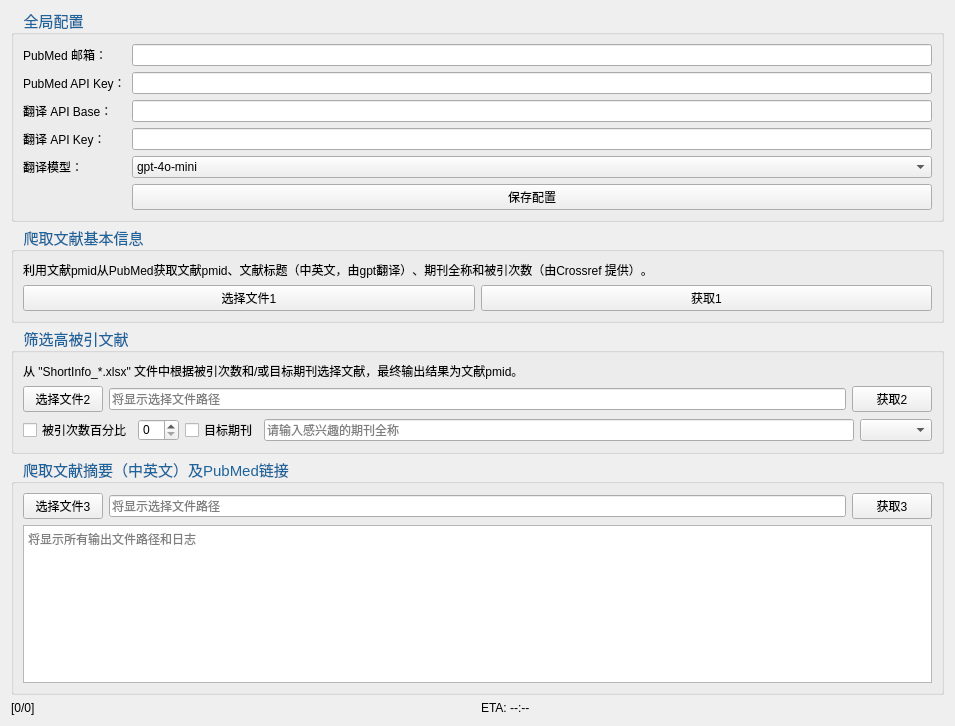
First picture: the form in 2.1/test.ui, repository xonix2001/PMIDBasedArticleSelector, before the edit.
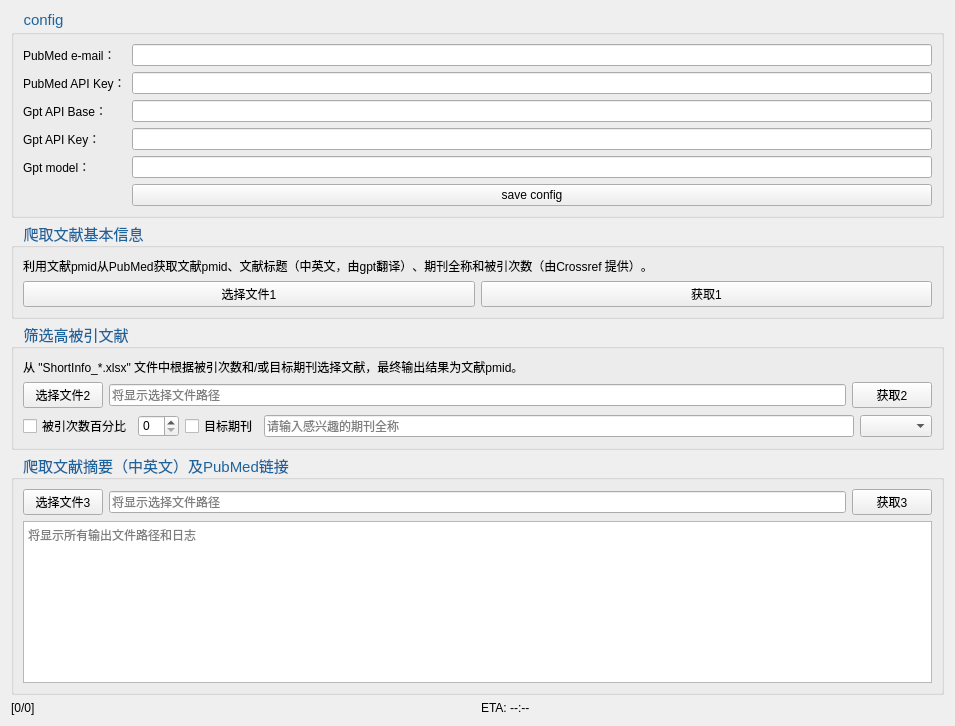
Second picture: the form after the edit.

Patch:
```diff
--- a/2.1/test.ui
+++ b/2.1/test.ui
@@ -37,13 +37,13 @@
      <item>
       <widget class="QGroupBox" name="groupBox_config">
        <property name="title">
-        <string>全局配置</string>
+        <string>config</string>
        </property>
        <layout class="QFormLayout" name="formLayout_config">
         <item row="0" column="0">
          <widget class="QLabel" name="label_cfg_email">
           <property name="text">
-           <string>PubMed 邮箱：</string>
+           <string>PubMed e-mail：</string>
           </property>
          </widget>
         </item>
@@ -63,7 +63,7 @@
         <item row="2" column="0">
          <widget class="QLabel" name="label_cfg_trans_base">
           <property name="text">
-           <string>翻译 API Base：</string>
+           <string>Gpt API Base：</string>
           </property>
          </widget>
         </item>
@@ -73,7 +73,7 @@
         <item row="3" column="0">
          <widget class="QLabel" name="label_cfg_trans_key">
           <property name="text">
-           <string>翻译 API Key：</string>
+           <string>Gpt API Key：</string>
           </property>
          </widget>
         </item>
@@ -83,33 +83,18 @@
         <item row="4" column="0">
          <widget class="QLabel" name="label_cfg_trans_model">
           <property name="text">
-           <string>翻译模型：</string>
+           <string>Gpt model：</string>
           </property>
          </widget>
         </item>
         <item row="4" column="1">
-         <widget class="QComboBox" name="comboBox_cfg_trans_model">
-          <item>
-           <property name="text">
-            <string>gpt-4o-mini</string>
-           </property>
-          </item>
-          <item>
-           <property name="text">
-            <string>gpt-4</string>
-           </property>
-          </item>
-          <item>
-           <property name="text">
-            <string>gpt-3.5-turbo</string>
-           </property>
-          </item>
+         <widget class="QLineEdit" name="lineEdit_cfg_trans_model">
          </widget>
         </item>
         <item row="5" column="1">
          <widget class="QPushButton" name="pushButton_save_config">
           <property name="text">
-           <string>保存配置</string>
+           <string>save config</string>
           </property>
          </widget>
         </item>
```
